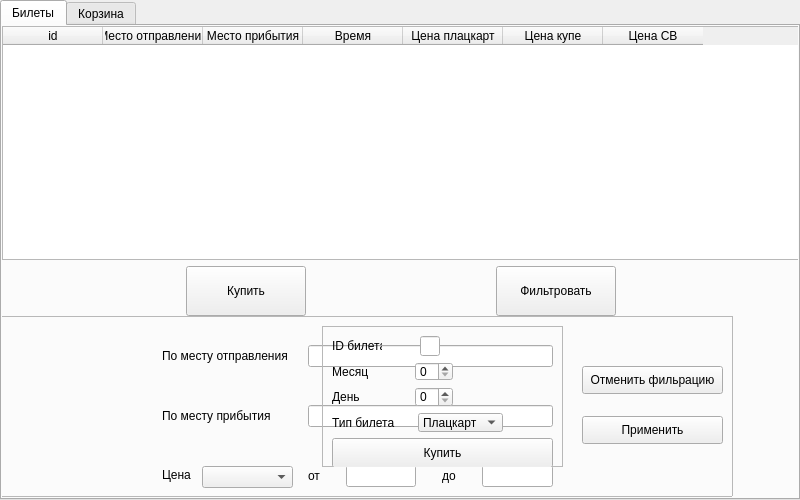
koccyx/TravelMaster, file frontend/ui/userMenu.ui: the form before one commit.
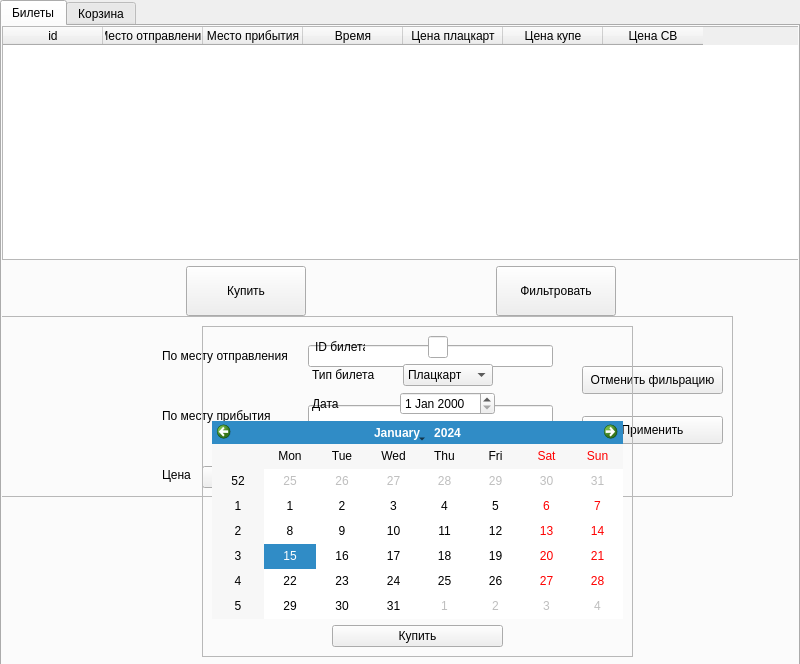
The form after the commit.

```diff
--- a/frontend/ui/userMenu.ui
+++ b/frontend/ui/userMenu.ui
@@ -2,26 +2,20 @@
 <ui version="4.0">
  <class>Form</class>
  <widget class="QWidget" name="Form">
+  <property name="windowModality">
+   <enum>Qt::NonModal</enum>
+  </property>
+  <property name="enabled">
+   <bool>true</bool>
+  </property>
   <property name="geometry">
    <rect>
     <x>0</x>
     <y>0</y>
     <width>800</width>
-    <height>500</height>
+    <height>664</height>
    </rect>
   </property>
-  <property name="minimumSize">
-   <size>
-    <width>800</width>
-    <height>500</height>
-   </size>
-  </property>
-  <property name="maximumSize">
-   <size>
-    <width>800</width>
-    <height>500</height>
-   </size>
-  </property>
   <property name="windowTitle">
    <string>Form</string>
   </property>
@@ -34,21 +28,9 @@
      <x>0</x>
      <y>0</y>
      <width>800</width>
-     <height>500</height>
+     <height>731</height>
     </rect>
    </property>
-   <property name="minimumSize">
-    <size>
-     <width>800</width>
-     <height>500</height>
-    </size>
-   </property>
-   <property name="maximumSize">
-    <size>
-     <width>800</width>
-     <height>500</height>
-    </size>
-   </property>
    <property name="currentIndex">
     <number>0</number>
    </property>
@@ -172,10 +154,10 @@
     <widget class="QFrame" name="buyFrame">
      <property name="geometry">
       <rect>
-       <x>320</x>
+       <x>200</x>
        <y>300</y>
-       <width>241</width>
-       <height>141</height>
+       <width>431</width>
+       <height>331</height>
       </rect>
      </property>
      <property name="frameShape">
@@ -188,13 +170,13 @@
       <item>
        <layout class="QHBoxLayout" name="horizontalLayout_2">
         <property name="spacing">
-         <number>50</number>
-        </property>
-        <property name="leftMargin">
          <number>0</number>
         </property>
+        <property name="leftMargin">
+         <number>40</number>
+        </property>
         <property name="rightMargin">
-         <number>113</number>
+         <number>110</number>
         </property>
         <item>
          <widget class="QLabel" name="label">
@@ -227,77 +209,16 @@
         </item>
        </layout>
       </item>
-      <item>
-       <layout class="QHBoxLayout" name="horizontalLayout_9">
-        <property name="spacing">
-         <number>45</number>
-        </property>
-        <property name="rightMargin">
-         <number>100</number>
-        </property>
-        <item>
-         <widget class="QLabel" name="label_10">
-          <property name="minimumSize">
-           <size>
-            <width>50</width>
-            <height>0</height>
-           </size>
-          </property>
-          <property name="maximumSize">
-           <size>
-            <width>50</width>
-            <height>16777215</height>
-           </size>
-          </property>
-          <property name="text">
-           <string>Месяц</string>
-          </property>
-         </widget>
-        </item>
-        <item>
-         <widget class="QSpinBox" name="monthSpinBox"/>
-        </item>
-       </layout>
-      </item>
-      <item>
-       <layout class="QHBoxLayout" name="horizontalLayout_10">
-        <property name="spacing">
-         <number>45</number>
-        </property>
-        <property name="rightMargin">
-         <number>100</number>
-        </property>
-        <item>
-         <widget class="QLabel" name="label_11">
-          <property name="minimumSize">
-           <size>
-            <width>50</width>
-            <height>0</height>
-           </size>
-          </property>
-          <property name="maximumSize">
-           <size>
-            <width>50</width>
-            <height>16777215</height>
-           </size>
-          </property>
-          <property name="text">
-           <string>День</string>
-          </property>
-         </widget>
-        </item>
-        <item>
-         <widget class="QSpinBox" name="daySpinBox"/>
-        </item>
-       </layout>
-      </item>
       <item>
        <layout class="QHBoxLayout" name="horizontalLayout_13">
         <property name="spacing">
          <number>0</number>
         </property>
+        <property name="leftMargin">
+         <number>100</number>
+        </property>
         <property name="rightMargin">
-         <number>50</number>
+         <number>130</number>
         </property>
         <item>
          <widget class="QLabel" name="label_5">
@@ -328,17 +249,53 @@
        </layout>
       </item>
       <item>
-       <widget class="QPushButton" name="buyButton">
-        <property name="minimumSize">
-         <size>
-          <width>0</width>
-          <height>30</height>
-         </size>
+       <layout class="QHBoxLayout" name="horizontalLayout_9">
+        <property name="spacing">
+         <number>0</number>
         </property>
-        <property name="text">
-         <string>Купить</string>
+        <property name="leftMargin">
+         <number>100</number>
         </property>
-       </widget>
+        <property name="rightMargin">
+         <number>128</number>
+        </property>
+        <item>
+         <widget class="QLabel" name="label_10">
+          <property name="text">
+           <string>Дата</string>
+          </property>
+         </widget>
+        </item>
+        <item>
+         <widget class="QDateEdit" name="dateEdit"/>
+        </item>
+       </layout>
+      </item>
+      <item>
+       <widget class="QCalendarWidget" name="calendar"/>
+      </item>
+      <item>
+       <layout class="QHBoxLayout" name="horizontalLayout_7">
+        <property name="leftMargin">
+         <number>120</number>
+        </property>
+        <property name="rightMargin">
+         <number>120</number>
+        </property>
+        <item>
+         <widget class="QPushButton" name="buyButton">
+          <property name="text">
+           <string>Купить</string>
+          </property>
+          <property name="autoDefault">
+           <bool>false</bool>
+          </property>
+          <property name="default">
+           <bool>false</bool>
+          </property>
+         </widget>
+        </item>
+       </layout>
       </item>
      </layout>
     </widget>
```
